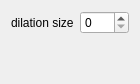
Before: the Qt Designer form src/view/ui/DilateImage.ui in Hboni/francis, drawn with Qt 5.
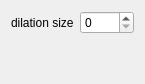
After: the same form once the commit is applied.

```diff
--- a/src/view/ui/DilateImage.ui
+++ b/src/view/ui/DilateImage.ui
@@ -33,6 +33,9 @@
          <property name="minimum">
           <number>0</number>
          </property>
+         <property name="maximum">
+          <number>1000</number>
+         </property>
         </widget>
        </item>
       </layout>
```
